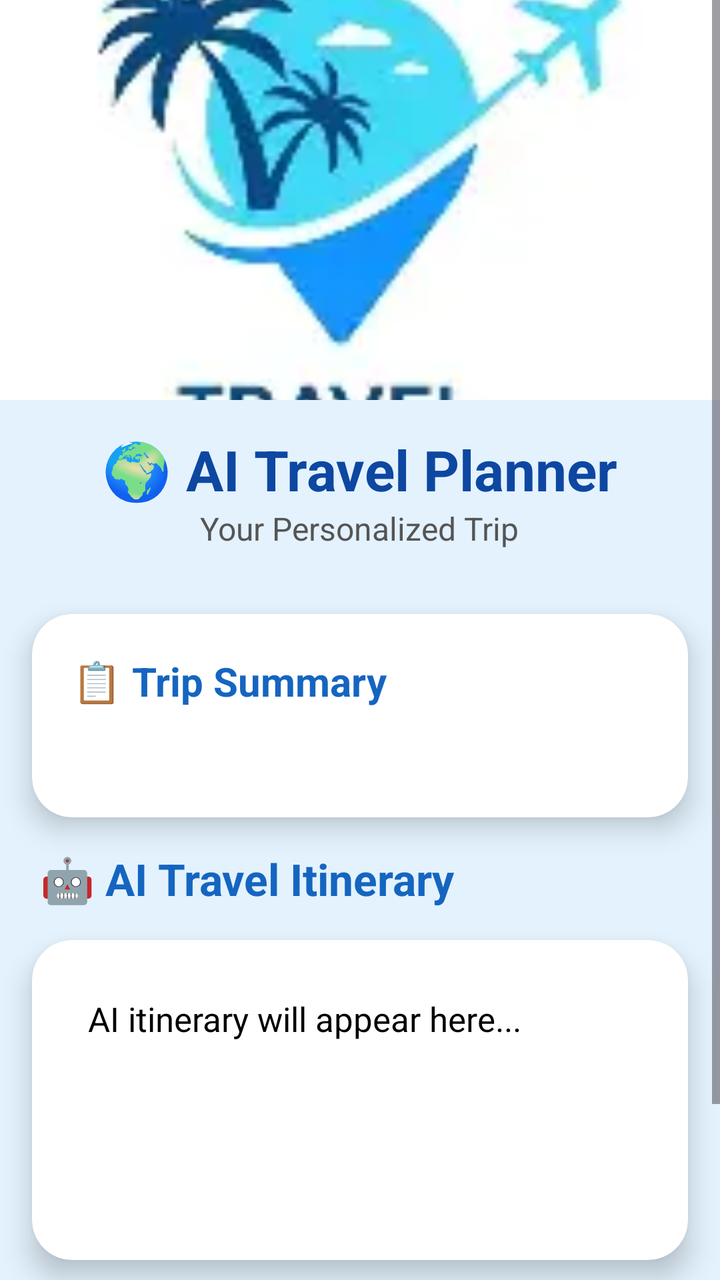
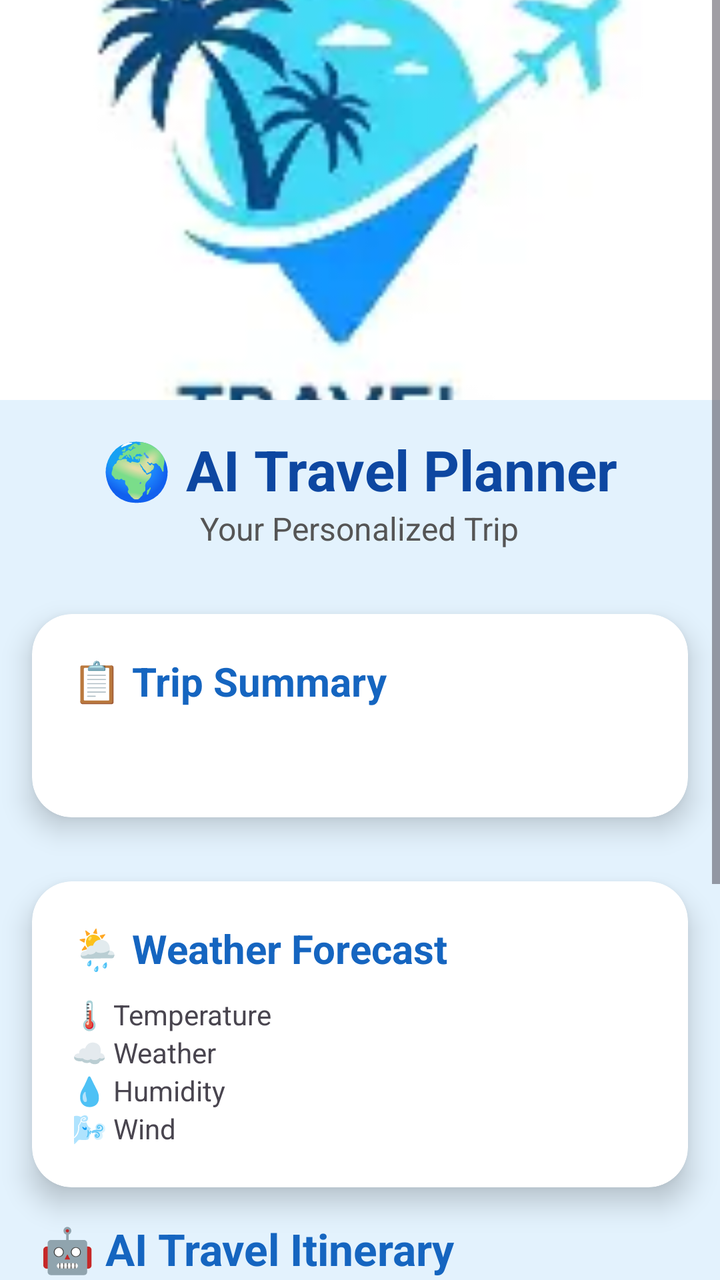

Screens rendered from an Android XML layout before and after an edit, with the pre-edit source and the edit as a unified diff.
<!-- AndroidManifest.xml: application theme Theme.AITravelPlanner -->
<!-- res/layout/activity_trip_details.xml -->
<?xml version="1.0" encoding="utf-8"?>
<ScrollView xmlns:android="http://schemas.android.com/apk/res/android"
    xmlns:app="http://schemas.android.com/apk/res-auto"
    android:layout_width="match_parent"
    android:layout_height="match_parent"
    android:background="#E3F2FD">

    <LinearLayout
        android:layout_width="match_parent"
        android:layout_height="wrap_content"
        android:orientation="vertical">

        
        <ImageView
            android:layout_width="match_parent"
            android:layout_height="200dp"
            android:scaleType="centerCrop"
            android:src="@drawable/travel_logo" />

        
        <TextView
            android:layout_width="wrap_content"
            android:layout_height="wrap_content"
            android:layout_gravity="center"
            android:layout_marginTop="16dp"
            android:text="🌍 AI Travel Planner"
            android:textColor="#0D47A1"
            android:textSize="28sp"
            android:textStyle="bold" />

        <TextView
            android:layout_width="wrap_content"
            android:layout_height="wrap_content"
            android:layout_gravity="center"
            android:layout_marginBottom="16dp"
            android:text="Your Personalized Trip"
            android:textColor="#555555"
            android:textSize="16sp" />

        
        <androidx.cardview.widget.CardView
            android:layout_width="match_parent"
            android:layout_height="wrap_content"
            android:layout_margin="16dp"
            app:cardCornerRadius="20dp"
            app:cardElevation="8dp">

            <LinearLayout
                android:layout_width="match_parent"
                android:layout_height="wrap_content"
                android:orientation="vertical"
                android:padding="20dp">

                <TextView
                    android:layout_width="wrap_content"
                    android:layout_height="wrap_content"
                    android:text="📋 Trip Summary"
                    android:textColor="#1565C0"
                    android:textSize="20sp"
                    android:textStyle="bold" />

                <TextView
                    android:id="@+id/tvSummary"
                    android:layout_width="match_parent"
                    android:layout_height="wrap_content"
                    android:layout_marginTop="12dp"
                    android:textColor="#212121"
                    android:textSize="17sp" />

            </LinearLayout>

        </androidx.cardview.widget.CardView>

        
        <TextView
            android:layout_width="wrap_content"
            android:layout_height="wrap_content"
            android:layout_marginStart="20dp"
            android:text="🤖 AI Travel Itinerary"
            android:textColor="#1565C0"
            android:textSize="22sp"
            android:textStyle="bold" />

        
        <androidx.cardview.widget.CardView
            android:layout_width="match_parent"
            android:layout_height="wrap_content"
            android:layout_margin="16dp"
            app:cardCornerRadius="20dp"
            app:cardElevation="8dp">

            <LinearLayout
                android:layout_width="match_parent"
                android:layout_height="wrap_content"
                android:orientation="vertical"
                android:padding="20dp">

                <TextView
                    android:id="@+id/tvAITrip"
                    android:layout_width="match_parent"
                    android:layout_height="wrap_content"
                    android:minHeight="120dp"
                    android:padding="8dp"
                    android:text="AI itinerary will appear here..."
                    android:textColor="#000000"
                    android:textSize="17sp" />

            </LinearLayout>

        </androidx.cardview.widget.CardView>

        
        <com.google.android.material.button.MaterialButton
            android:id="@+id/btnMap"
            android:layout_width="match_parent"
            android:layout_height="56dp"
            android:layout_margin="20dp"
            android:backgroundTint="#1976D2"
            android:text="📍 Open in Google Maps"
            android:textAllCaps="false"
            android:textColor="@android:color/white"
            android:textSize="16sp"
            app:cornerRadius="30dp" />

    </LinearLayout>

</ScrollView>
<!-- resources referenced by this layout -->
<resources>
  <!-- drawable travel_logo: webp bitmap (drawable, 3148 bytes) -->
  <style name="Theme.AITravelPlanner" parent="Base.Theme.AITravelPlanner" />
  <style name="Base.Theme.AITravelPlanner" parent="Theme.Material3.DayNight.NoActionBar">
          
          
      </style>
</resources>

<!-- the commit's change to res/layout/activity_trip_details.xml (unified diff, before → after) -->
@@ -70,6 +70,56 @@
             </LinearLayout>
 
         </androidx.cardview.widget.CardView>
+        <androidx.cardview.widget.CardView
+            android:layout_width="match_parent"
+            android:layout_height="wrap_content"
+            android:layout_margin="16dp"
+            app:cardCornerRadius="20dp"
+            app:cardElevation="8dp">
+
+            <LinearLayout
+                android:layout_width="match_parent"
+                android:layout_height="wrap_content"
+                android:orientation="vertical"
+                android:padding="20dp">
+
+                <TextView
+                    android:layout_width="wrap_content"
+                    android:layout_height="wrap_content"
+                    android:text="🌦 Weather Forecast"
+                    android:textStyle="bold"
+                    android:textSize="20sp"
+                    android:textColor="#1565C0"/>
+
+                <TextView
+                    android:id="@+id/tvTemperature"
+                    android:layout_width="wrap_content"
+                    android:layout_height="wrap_content"
+                    android:layout_marginTop="10dp"
+                    android:text="🌡 Temperature"/>
+
+                <TextView
+                    android:id="@+id/tvWeather"
+                    android:layout_width="wrap_content"
+                    android:layout_height="wrap_content"
+                    android:text="☁ Weather"/>
+
+                <TextView
+                    android:id="@+id/tvHumidity"
+                    android:layout_width="wrap_content"
+                    android:layout_height="wrap_content"
+                    android:text="💧 Humidity"/>
+
+                <TextView
+                    android:id="@+id/tvWind"
+                    android:layout_width="wrap_content"
+                    android:layout_height="wrap_content"
+                    android:text="🌬 Wind"/>
+
+            </LinearLayout>
+
+        </androidx.cardview.widget.CardView>
+
 
         
         <TextView
